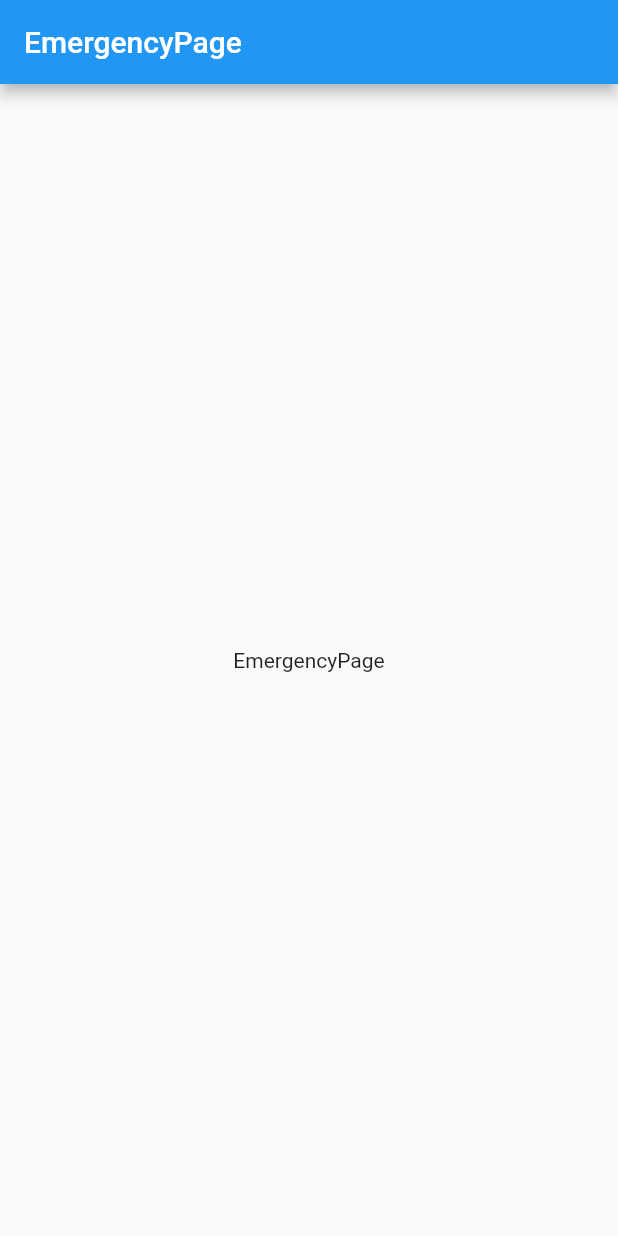
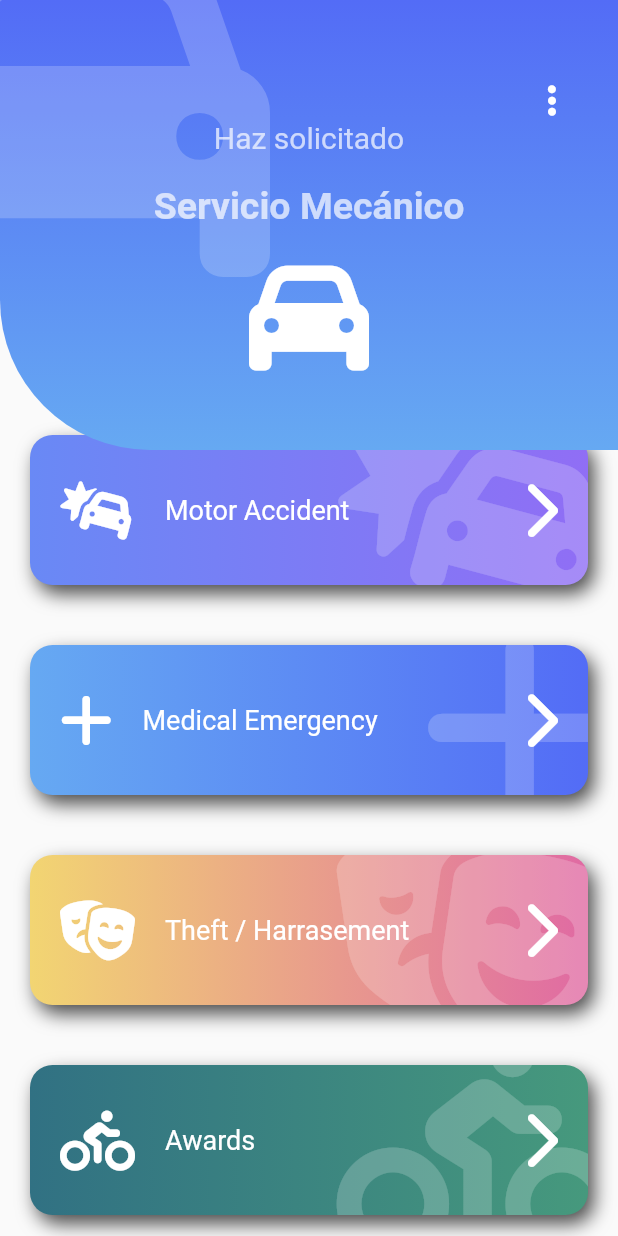
Before and after one commit to LuisPulenta/disenos_app, a Flutter app: the screen it shows after launch, on a phone screen of 412 x 824 dp. Run offline on Flutter 3.47's test engine with Material 2 defaults, Android fonts, the phone set to English and light mode, and no system bars; our stand-ins replace animate_do, flutter_svg, font_awesome_flutter.

Commit message:
Video 107

```diff
--- a/lib/src/pages/emergency_page.dart
+++ b/lib/src/pages/emergency_page.dart
@@ -1,15 +1,132 @@
+import 'package:animate_do/animate_do.dart';
+import 'package:disenos_app/src/widgets/boton_gordo.dart';
+import 'package:disenos_app/src/widgets/headers.dart';
 import 'package:flutter/material.dart';
+import 'package:font_awesome_flutter/font_awesome_flutter.dart';
+
+class ItemBoton {
+  final IconData icon;
+  final String texto;
+  final Color color1;
+  final Color color2;
+
+  ItemBoton(this.icon, this.texto, this.color1, this.color2);
+}
 
 class EmergencyPage extends StatelessWidget {
   const EmergencyPage({Key? key}) : super(key: key);
 
   @override
   Widget build(BuildContext context) {
+    final items = <ItemBoton>[
+      new ItemBoton(FontAwesomeIcons.carBurst, 'Motor Accident',
+          Color(0xff6989F5), Color(0xff906EF5)),
+      new ItemBoton(FontAwesomeIcons.plus, 'Medical Emergency',
+          Color(0xff66A9F2), Color(0xff536CF6)),
+      new ItemBoton(FontAwesomeIcons.masksTheater, 'Theft / Harrasement',
+          Color(0xffF2D572), Color(0xffE06AA3)),
+      new ItemBoton(FontAwesomeIcons.personBiking, 'Awards', Color(0xff317183),
+          Color(0xff46997D)),
+      new ItemBoton(FontAwesomeIcons.carBurst, 'Motor Accident',
+          Color(0xff6989F5), Color(0xff906EF5)),
+      new ItemBoton(FontAwesomeIcons.plus, 'Medical Emergency',
+          Color(0xff66A9F2), Color(0xff536CF6)),
+      new ItemBoton(FontAwesomeIcons.masksTheater, 'Theft / Harrasement',
+          Color(0xffF2D572), Color(0xffE06AA3)),
+      new ItemBoton(FontAwesomeIcons.personBiking, 'Awards', Color(0xff317183),
+          Color(0xff46997D)),
+      new ItemBoton(FontAwesomeIcons.carBurst, 'Motor Accident',
+          Color(0xff6989F5), Color(0xff906EF5)),
+      new ItemBoton(FontAwesomeIcons.plus, 'Medical Emergency',
+          Color(0xff66A9F2), Color(0xff536CF6)),
+      new ItemBoton(FontAwesomeIcons.masksTheater, 'Theft / Harrasement',
+          Color(0xffF2D572), Color(0xffE06AA3)),
+      new ItemBoton(FontAwesomeIcons.personBiking, 'Awards', Color(0xff317183),
+          Color(0xff46997D)),
+    ];
+
+    List<Widget> itemMap = items
+        .map((item) => FadeInLeft(
+              duration: Duration(milliseconds: 300),
+              child: BotonGordo(
+                icon: item.icon,
+                texto: item.texto,
+                color1: item.color1,
+                color2: item.color2,
+                onPress: () {
+                  print('hola');
+                },
+              ),
+            ))
+        .toList();
+
     return Scaffold(
-      appBar: AppBar(title: Text('EmergencyPage')),
-      body: Center(
-        child: Text('EmergencyPage'),
-      ),
+        //appBar: AppBar(title: Text('EmergencyPage')),
+        body: Stack(
+      children: [
+        Container(
+          margin: EdgeInsets.only(top: 200),
+          child: ListView(
+            physics: BouncingScrollPhysics(),
+            children: <Widget>[
+              SizedBox(
+                height: 70,
+              ),
+              ...itemMap
+            ],
+          ),
+        ),
+        PageHeader(),
+      ],
+    ));
+  }
+}
+
+class BotonGordoTemp extends StatelessWidget {
+  const BotonGordoTemp({
+    Key? key,
+  }) : super(key: key);
+
+  @override
+  Widget build(BuildContext context) {
+    return BotonGordo(
+      icon: FontAwesomeIcons.carBurst,
+      texto: 'Automotores',
+      color1: Color(0xff6989f5),
+      color2: Color(0xff906EF5),
+      onPress: () {
+        print('Automotores');
+      },
     );
   }
 }
+
+class PageHeader extends StatelessWidget {
+  @override
+  Widget build(BuildContext context) {
+    return Stack(
+      children: [
+        IconHeader(
+          icon: FontAwesomeIcons.car,
+          titulo1: 'Haz solicitado',
+          titulo2: 'Servicio Mecánico',
+          color1: Color(0xff536cf6),
+          color2: Color(0xff66A9F2),
+        ),
+        Positioned(
+          right: 0,
+          top: 40,
+          child: RawMaterialButton(
+            onPressed: () {},
+            shape: CircleBorder(),
+            padding: EdgeInsets.all(15),
+            child: FaIcon(
+              FontAwesomeIcons.ellipsisVertical,
+              color: Colors.white,
+            ),
+          ),
+        ),
+      ],
+    );
+  }
+}
--- /dev/null
+++ b/lib/src/widgets/boton_gordo.dart
@@ -0,0 +1,107 @@
+import 'package:flutter/material.dart';
+import 'package:font_awesome_flutter/font_awesome_flutter.dart';
+
+class BotonGordo extends StatelessWidget {
+  final IconData icon;
+  final String texto;
+  final Color color1;
+  final Color color2;
+  final Function onPress;
+
+  const BotonGordo(
+      {required this.icon,
+      required this.texto,
+      required this.color1,
+      required this.color2,
+      required this.onPress});
+
+  @override
+  Widget build(BuildContext context) {
+    return GestureDetector(
+      onTap: onPress(),
+      child: Stack(
+        children: [
+          _BotonGordoBackground(icon, color1, color2),
+          Row(
+            mainAxisAlignment: MainAxisAlignment.center,
+            crossAxisAlignment: CrossAxisAlignment.center,
+            children: [
+              SizedBox(
+                height: 140,
+                width: 40,
+              ),
+              FaIcon(
+                icon,
+                size: 40,
+                color: Colors.white,
+              ),
+              SizedBox(
+                width: 20,
+              ),
+              Expanded(
+                child: Text(
+                  texto,
+                  style: TextStyle(color: Colors.white, fontSize: 18),
+                ),
+              ),
+              FaIcon(
+                FontAwesomeIcons.chevronRight,
+                size: 40,
+                color: Colors.white,
+              ),
+              SizedBox(
+                width: 40,
+              ),
+            ],
+          )
+        ],
+      ),
+    );
+  }
+}
+
+class _BotonGordoBackground extends StatelessWidget {
+  final IconData icon;
+  final Color color1;
+  final Color color2;
+
+  const _BotonGordoBackground(this.icon, this.color1, this.color2);
+  @override
+  Widget build(BuildContext context) {
+    return Container(
+      width: double.infinity,
+      height: 100,
+      margin: EdgeInsets.all(20),
+      decoration: BoxDecoration(
+        color: Colors.red,
+        boxShadow: <BoxShadow>[
+          BoxShadow(
+              color: Colors.black.withOpacity(0.7),
+              offset: Offset(4, 6),
+              blurRadius: 10)
+        ],
+        borderRadius: BorderRadius.circular(15),
+        gradient: LinearGradient(colors: <Color>[
+          color1,
+          color2,
+        ]),
+      ),
+      child: ClipRRect(
+        borderRadius: BorderRadius.circular(15),
+        child: Stack(
+          children: [
+            Positioned(
+              right: -20,
+              top: -20,
+              child: FaIcon(
+                icon,
+                size: 150,
+                color: Colors.white.withOpacity(0.2),
+              ),
+            )
+          ],
+        ),
+      ),
+    );
+  }
+}
--- a/lib/src/widgets/headers.dart
+++ b/lib/src/widgets/headers.dart
@@ -1,4 +1,5 @@
 import 'package:flutter/material.dart';
+import 'package:font_awesome_flutter/font_awesome_flutter.dart';
 
 class HeadersCuadrado extends StatelessWidget {
   @override
@@ -267,3 +268,87 @@ class _HeaderMultiOndasPainter extends CustomPainter {
     return true;
   }
 }
+
+class IconHeader extends StatelessWidget {
+  final IconData icon;
+  final String titulo1;
+  final String titulo2;
+  final Color color1;
+  final Color color2;
+
+  const IconHeader(
+      {required this.icon,
+      required this.titulo1,
+      required this.titulo2,
+      this.color1 = Colors.grey,
+      this.color2 = Colors.blueGrey});
+
+  @override
+  Widget build(BuildContext context) {
+    final Color colorBlanco = Colors.white.withOpacity(0.7);
+    return Stack(
+      children: [
+        _IconHeaderBackground(
+          color1: color1,
+          color2: color2,
+        ),
+        Positioned(
+          top: -50,
+          left: -70,
+          child: FaIcon(
+            icon,
+            size: 250,
+            color: Colors.white.withOpacity(0.2),
+          ),
+        ),
+        Column(
+          children: [
+            SizedBox(
+              height: 80,
+              width: double.infinity,
+            ),
+            Text(titulo1, style: (TextStyle(fontSize: 20, color: colorBlanco))),
+            SizedBox(height: 20),
+            Text(titulo2,
+                style: (TextStyle(
+                    fontSize: 25,
+                    fontWeight: FontWeight.bold,
+                    color: colorBlanco))),
+            SizedBox(height: 20),
+            FaIcon(
+              icon,
+              size: 80,
+              color: Colors.white,
+            ),
+          ],
+        )
+      ],
+    );
+  }
+}
+
+class _IconHeaderBackground extends StatelessWidget {
+  final Color color1;
+  final Color color2;
+
+  const _IconHeaderBackground(
+      {this.color1 = Colors.grey, this.color2 = Colors.blueGrey});
+  @override
+  Widget build(BuildContext context) {
+    return Container(
+      width: double.infinity,
+      height: 300,
+      decoration: BoxDecoration(
+          borderRadius: BorderRadius.only(
+            bottomLeft: Radius.circular(100),
+          ),
+          gradient: LinearGradient(
+              begin: Alignment.topCenter,
+              end: Alignment.bottomCenter,
+              colors: <Color>[
+                color1,
+                color2,
+              ])),
+    );
+  }
+}
--- a/pubspec.yaml
+++ b/pubspec.yaml
@@ -37,6 +37,8 @@ dependencies:
   flutter_svg: ^1.0.3
   provider: ^6.0.2
   flutter_staggered_grid_view: ^0.5.0
+  font_awesome_flutter: ^10.1.0
+  animate_do: ^2.1.0
 
 dev_dependencies:
   flutter_test:
```
Also changed, not shown: pubspec.lock.
